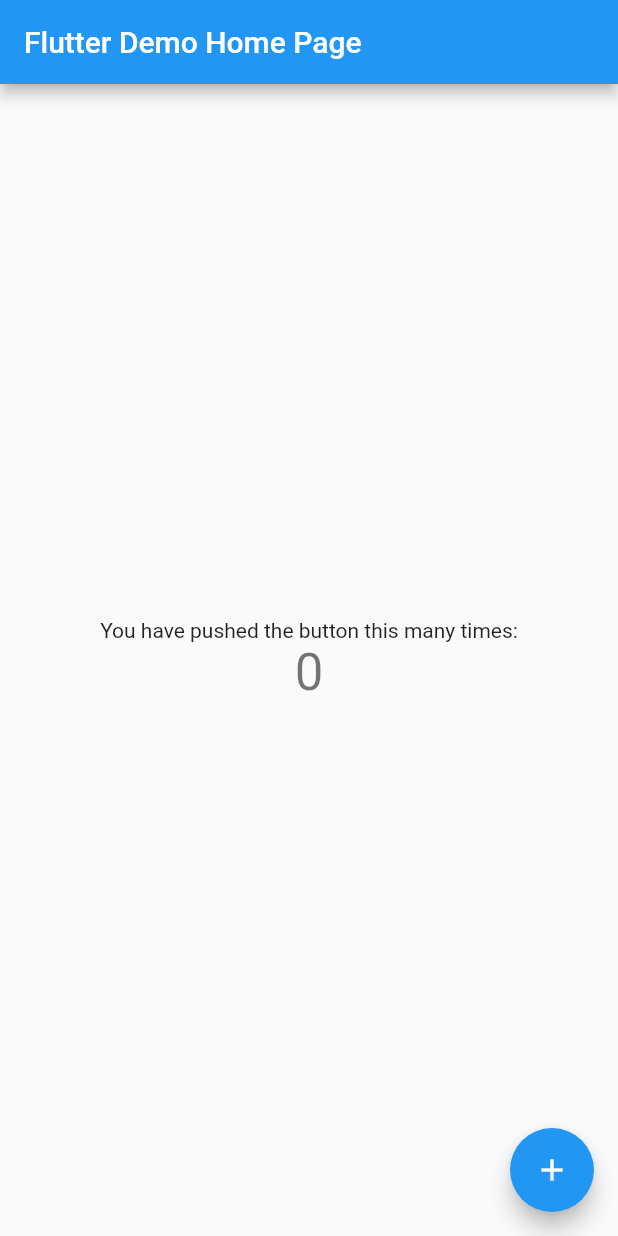
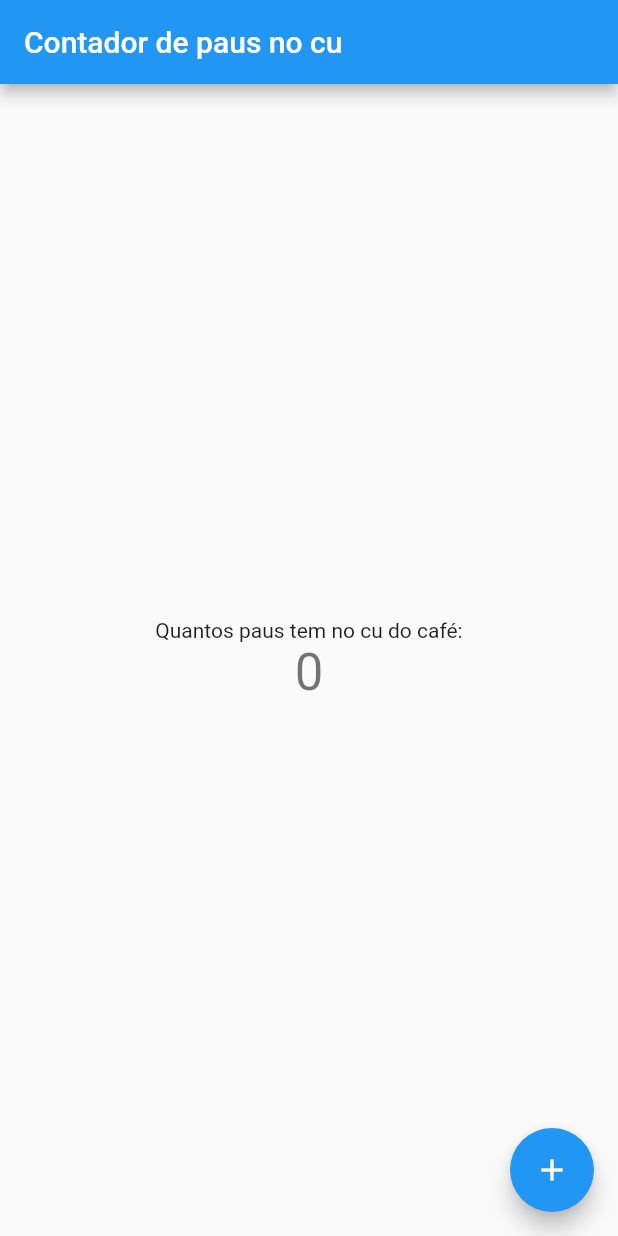
Before and after one commit to jonassprotti/Aulas-Flutter, a Flutter app: the screen it shows after launch, on a phone screen of 412 x 824 dp. Run offline on Flutter 3.47's test engine with Material 2 defaults, Android fonts, the phone set to English and light mode, and no system bars.

Commit message:
small changes

```diff
--- a/primeiro_teste_flutter/lib/main.dart
+++ b/primeiro_teste_flutter/lib/main.dart
@@ -22,7 +22,7 @@
         // is not restarted.
         primarySwatch: Colors.blue,
       ),
-      home: MyHomePage(title: 'Flutter Demo Home Page'),
+      home: MyHomePage(title: 'Contador de paus no cu'),
     );
   }
 }
@@ -94,7 +94,7 @@
           mainAxisAlignment: MainAxisAlignment.center,
           children: <Widget>[
             Text(
-              'You have pushed the button this many times:',
+              'Quantos paus tem no cu do café:',
             ),
             Text(
               '$_counter',
```
